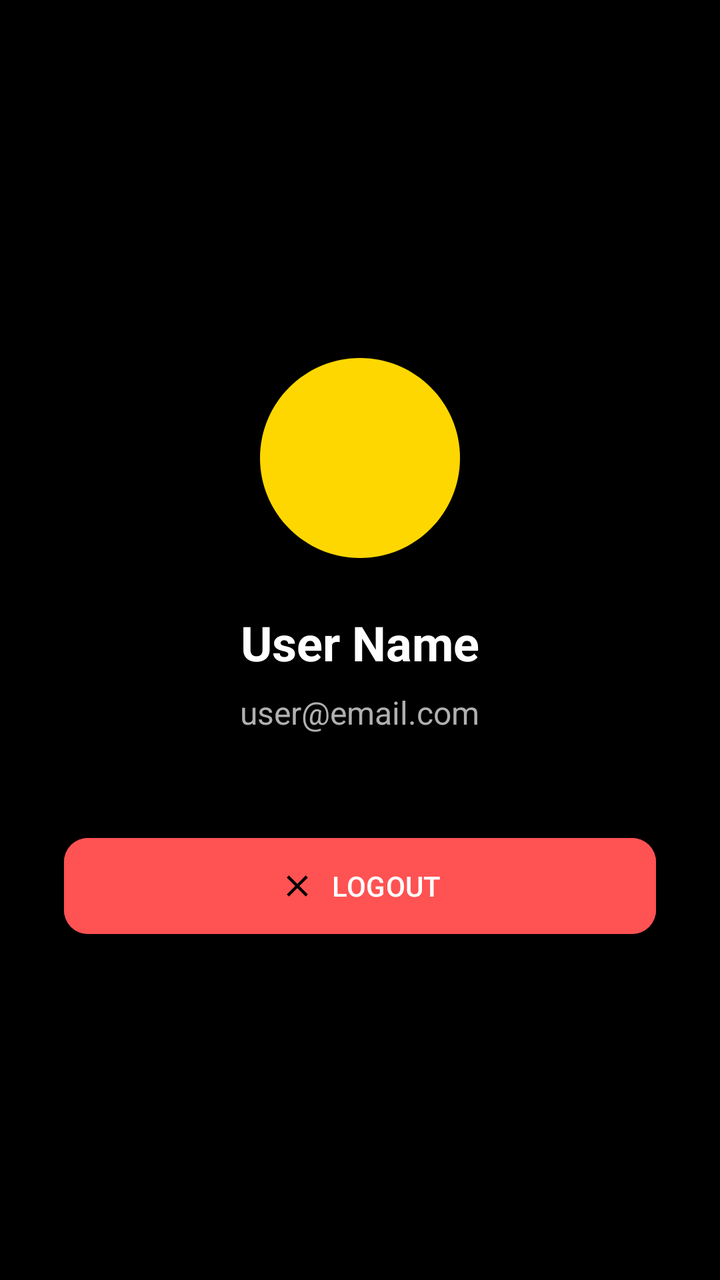
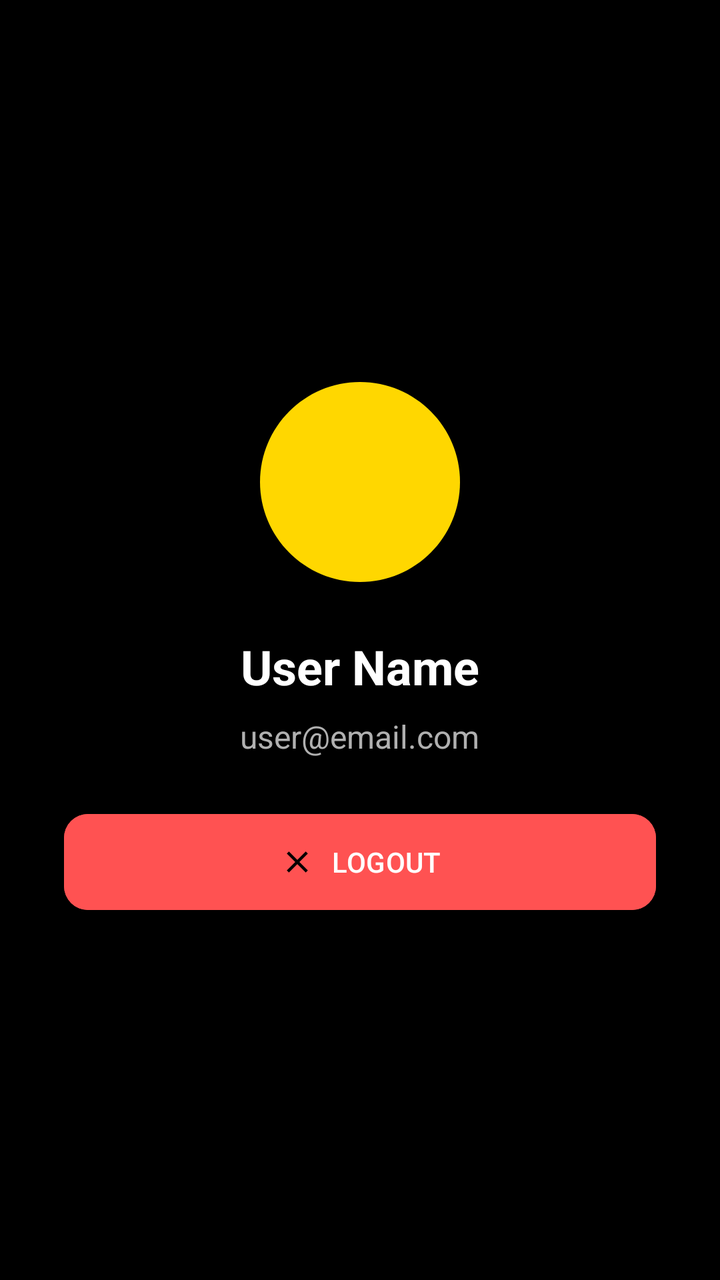

Screens rendered from an Android XML layout before and after an edit, with the pre-edit source and the edit as a unified diff.
<!-- AndroidManifest.xml: application theme Theme.Resilio -->
<!-- res/layout/fragment_profile.xml -->
<?xml version="1.0" encoding="utf-8"?>
<LinearLayout xmlns:android="http://schemas.android.com/apk/res/android"
    xmlns:app="http://schemas.android.com/apk/res-auto"
    android:layout_width="match_parent"
    android:layout_height="match_parent"
    android:background="@color/background_dark"
    android:gravity="center"
    android:orientation="vertical"
    android:padding="32dp">

    <ImageView
        android:layout_width="120dp"
        android:layout_height="120dp"
        android:src="@drawable/ic_nav_placeholder"
        app:tint="@color/gold_accent"
        android:layout_marginBottom="16dp"/>

    <TextView
        android:id="@+id/tvProfileName"
        android:layout_width="wrap_content"
        android:layout_height="wrap_content"
        android:text="User Name"
        android:textColor="@color/text_primary"
        android:textSize="24sp"
        android:textStyle="bold"
        android:layout_marginBottom="8dp"/>

    <TextView
        android:id="@+id/tvProfileEmail"
        android:layout_width="wrap_content"
        android:layout_height="wrap_content"
        android:text="user@email.com"
        android:textColor="@color/text_secondary"
        android:textSize="16sp"
        android:layout_marginBottom="48dp"/>

    <com.google.android.material.button.MaterialButton
        android:id="@+id/btnLogout"
        android:layout_width="match_parent"
        android:layout_height="56dp"
        android:text="LOGOUT"
        android:backgroundTint="#FF5252"
        android:textColor="@color/white"
        app:cornerRadius="12dp"
        app:icon="@drawable/ic_close"
        app:iconGravity="textStart"/>

</LinearLayout>
<!-- resources referenced by this layout -->
<resources>
  <color name="background_dark">#000000</color>
  <color name="gold_accent">#FFD700</color>
  <color name="text_primary">#FFFFFF</color>
  <color name="text_secondary">#B0B0B0</color>
  <color name="white">#FFFFFFFF</color>
  <!-- drawable ic_close (drawable) -->
  <?xml version="1.0" encoding="utf-8"?>
  <vector xmlns:android="http://schemas.android.com/apk/res/android"
      android:width="24dp"
      android:height="24dp"
      android:viewportWidth="24"
      android:viewportHeight="24">
      <path
          android:fillColor="#FF000000"
          android:pathData="M19,6.41L17.59,5 12,10.59 6.41,5 5,6.41 10.59,12 5,17.59 6.41,19 12,13.41 17.59,19 19,17.59 13.41,12z" />
  </vector>
  <!-- drawable ic_nav_placeholder (drawable) -->
  <?xml version="1.0" encoding="utf-8"?>
  <vector xmlns:android="http://schemas.android.com/apk/res/android"
      android:width="24dp"
      android:height="24dp"
      android:viewportWidth="24"
      android:viewportHeight="24">
      <path
          android:fillColor="#FF000000"
          android:pathData="M12,2C6.48,2 2,6.48 2,12s4.48,10 10,10 10,-4.48 10,-10S17.52,2 12,2z" />
  </vector>
  <style name="Theme.Resilio" parent="Base.Theme.Resilio" />
  <style name="Base.Theme.Resilio" parent="Theme.Material3.Dark.NoActionBar">
          
          <item name="colorPrimary">@color/gold_accent</item>
          <item name="colorOnPrimary">@color/background_dark</item>
          <item name="colorSecondary">@color/secondary_blue</item>
          <item name="colorOnSecondary">@color/white</item>
          <item name="colorTertiary">@color/primary_green</item>
          <item name="android:windowBackground">@color/background_dark</item>
          <item name="android:textColorPrimary">@color/text_primary</item>
          <item name="android:textColorSecondary">@color/text_secondary</item>
      </style>
  <color name="secondary_blue">#2196F3</color>
  <color name="primary_green">#4CAF50</color>
</resources>

<!-- the commit's change to res/layout/fragment_profile.xml (unified diff, before → after) -->
@@ -32,7 +32,135 @@
         android:text="user@email.com"
         android:textColor="@color/text_secondary"
         android:textSize="16sp"
-        android:layout_marginBottom="48dp"/>
+        android:layout_marginBottom="24dp"/>
+
+    
+    <LinearLayout
+        android:id="@+id/layoutBdrrmoActions"
+        android:layout_width="match_parent"
+        android:layout_height="wrap_content"
+        android:orientation="vertical"
+        android:visibility="gone"
+        android:layout_marginBottom="24dp">
+
+        <com.google.android.material.button.MaterialButton
+            android:id="@+id/btnSendEmergencyAlert"
+            android:layout_width="match_parent"
+            android:layout_height="56dp"
+            android:text="SEND EMERGENCY ALERT"
+            android:backgroundTint="@color/emergency_red"
+            android:textColor="@color/white"
+            app:cornerRadius="12dp"
+            app:icon="@drawable/ic_alerts"
+            android:layout_marginBottom="12dp"
+            app:iconGravity="textStart"/>
+
+        <com.google.android.material.button.MaterialButton
+            android:id="@+id/btnCreateAnnouncement"
+            android:layout_width="match_parent"
+            android:layout_height="56dp"
+            android:text="CREATE ANNOUNCEMENT"
+            android:backgroundTint="@color/surface_dark"
+            android:textColor="@color/gold_accent"
+            app:strokeColor="@color/gold_accent"
+            app:strokeWidth="1dp"
+            app:cornerRadius="12dp"
+            app:icon="@drawable/ic_preparedness"
+            android:layout_marginBottom="12dp"
+            app:iconGravity="textStart"/>
+
+        <com.google.android.material.button.MaterialButton
+            android:id="@+id/btnViewAnnouncements"
+            android:layout_width="match_parent"
+            android:layout_height="56dp"
+            android:text="VIEW ANNOUNCEMENTS"
+            android:backgroundTint="@color/surface_dark"
+            android:textColor="@color/gold_accent"
+            app:strokeColor="@color/gold_accent"
+            app:strokeWidth="1dp"
+            app:cornerRadius="12dp"
+            app:icon="@drawable/ic_chat"
+            app:iconGravity="textStart"/>
+
+    </LinearLayout>
+
+    
+    <LinearLayout
+        android:id="@+id/layoutChairmanActions"
+        android:layout_width="match_parent"
+        android:layout_height="wrap_content"
+        android:orientation="vertical"
+        android:visibility="gone"
+        android:layout_marginBottom="24dp">
+
+        <com.google.android.material.button.MaterialButton
+            android:id="@+id/btnChairmanSendAlert"
+            android:layout_width="match_parent"
+            android:layout_height="56dp"
+            android:text="SEND EMERGENCY ALERT"
+            android:backgroundTint="@color/emergency_red"
+            android:textColor="@color/white"
+            app:cornerRadius="12dp"
+            app:icon="@drawable/ic_alerts"
+            android:layout_marginBottom="12dp"
+            app:iconGravity="textStart"/>
+
+        <com.google.android.material.button.MaterialButton
+            android:id="@+id/btnChairmanCreateAnnouncement"
+            android:layout_width="match_parent"
+            android:layout_height="56dp"
+            android:text="CREATE ANNOUNCEMENT"
+            android:backgroundTint="@color/surface_dark"
+            android:textColor="@color/gold_accent"
+            app:strokeColor="@color/gold_accent"
+            app:strokeWidth="1dp"
+            app:cornerRadius="12dp"
+            app:icon="@drawable/ic_preparedness"
+            android:layout_marginBottom="12dp"
+            app:iconGravity="textStart"/>
+
+        <com.google.android.material.button.MaterialButton
+            android:id="@+id/btnChairmanViewAnnouncements"
+            android:layout_width="match_parent"
+            android:layout_height="56dp"
+            android:text="VIEW ANNOUNCEMENTS"
+            android:backgroundTint="@color/surface_dark"
+            android:textColor="@color/gold_accent"
+            app:strokeColor="@color/gold_accent"
+            app:strokeWidth="1dp"
+            app:cornerRadius="12dp"
+            app:icon="@drawable/ic_chat"
+            android:layout_marginBottom="12dp"
+            app:iconGravity="textStart"/>
+
+        <com.google.android.material.button.MaterialButton
+            android:id="@+id/btnReportsApproval"
+            android:layout_width="match_parent"
+            android:layout_height="56dp"
+            android:text="REPORTS APPROVAL"
+            android:backgroundTint="@color/surface_dark"
+            android:textColor="@color/gold_accent"
+            app:strokeColor="@color/gold_accent"
+            app:strokeWidth="1dp"
+            app:cornerRadius="12dp"
+            app:icon="@drawable/ic_hotline"
+            android:layout_marginBottom="12dp"
+            app:iconGravity="textStart"/>
+
+        <com.google.android.material.button.MaterialButton
+            android:id="@+id/btnVerifyResidents"
+            android:layout_width="match_parent"
+            android:layout_height="56dp"
+            android:text="VERIFY RESIDENTS"
+            android:backgroundTint="@color/surface_dark"
+            android:textColor="@color/gold_accent"
+            app:strokeColor="@color/gold_accent"
+            app:strokeWidth="1dp"
+            app:cornerRadius="12dp"
+            app:icon="@drawable/ic_nav_placeholder"
+            app:iconGravity="textStart"/>
+
+    </LinearLayout>
 
     <com.google.android.material.button.MaterialButton
         android:id="@+id/btnLogout"
<!-- resource entries referenced after the edit -->
@@ -1,10 +1,33 @@
 <!-- resources referenced by this layout -->
 <resources>
   <color name="background_dark">#000000</color>
+  <color name="emergency_red">#F44336</color>
   <color name="gold_accent">#FFD700</color>
+  <color name="surface_dark">#1E1E1E</color>
   <color name="text_primary">#FFFFFF</color>
   <color name="text_secondary">#B0B0B0</color>
   <color name="white">#FFFFFFFF</color>
+  <!-- drawable ic_alerts (drawable) -->
+  <vector xmlns:android="http://schemas.android.com/apk/res/android"
+      android:width="24dp"
+      android:height="24dp"
+      android:viewportWidth="24"
+      android:viewportHeight="24">
+    <path
+        android:fillColor="#FF000000"
+        android:pathData="M12,22c1.1,0 2,-0.9 2,-2h-4c0,1.1 0.89,2 2,2zM18,16v-5c0,-3.07 -1.64,-5.64 -4.5,-6.32V4c0,-0.83 -0.67,-1.5 -1.5,-1.5s-1.5,0.67 -1.5,1.5v0.68C7.63,5.36 6,7.92 6,11v5l-2,2v1h16v-1l-2,-2z"/>
+  </vector>
+  <!-- drawable ic_chat (drawable) -->
+  <?xml version="1.0" encoding="utf-8"?>
+  <vector xmlns:android="http://schemas.android.com/apk/res/android"
+      android:width="24dp"
+      android:height="24dp"
+      android:viewportWidth="24"
+      android:viewportHeight="24">
+      <path
+          android:fillColor="#FF000000"
+          android:pathData="M20,2H4C2.9,2 2,2.9 2,4v18l4,-4h14c1.1,0 2,-0.9 2,-2V4C22,2.9 21.1,2 20,2zM20,16H6l-2,2V4h16V16z" />
+  </vector>
   <!-- drawable ic_close (drawable) -->
   <?xml version="1.0" encoding="utf-8"?>
   <vector xmlns:android="http://schemas.android.com/apk/res/android"
@@ -16,6 +39,16 @@
           android:fillColor="#FF000000"
           android:pathData="M19,6.41L17.59,5 12,10.59 6.41,5 5,6.41 10.59,12 5,17.59 6.41,19 12,13.41 17.59,19 19,17.59 13.41,12z" />
   </vector>
+  <!-- drawable ic_hotline (drawable) -->
+  <vector xmlns:android="http://schemas.android.com/apk/res/android"
+      android:width="24dp"
+      android:height="24dp"
+      android:viewportWidth="24"
+      android:viewportHeight="24">
+      <path
+          android:fillColor="#FFFFFF"
+          android:pathData="M6.62,10.79c1.44,2.83 3.76,5.14 6.59,6.59l2.2,-2.2c0.27,-0.27 0.67,-0.36 1.02,-0.24 1.12,0.37 2.33,0.57 3.57,0.57 0.55,0 1,0.45 1,1L21,20c0,0.55 -0.45,1 -1,1 -9.39,0 -17,-7.61 -17,-17 0,-0.55 0.45,-1 1,-1h3.5c0.55,0 1,0.45 1,1 0,1.25 0.2,2.45 0.57,3.57 0.11,0.35 0.03,0.74 -0.25,1.02l-2.2,2.2z" />
+  </vector>
   <!-- drawable ic_nav_placeholder (drawable) -->
   <?xml version="1.0" encoding="utf-8"?>
   <vector xmlns:android="http://schemas.android.com/apk/res/android"
@@ -26,6 +59,16 @@
       <path
           android:fillColor="#FF000000"
           android:pathData="M12,2C6.48,2 2,6.48 2,12s4.48,10 10,10 10,-4.48 10,-10S17.52,2 12,2z" />
+  </vector>
+  <!-- drawable ic_preparedness (drawable) -->
+  <vector xmlns:android="http://schemas.android.com/apk/res/android"
+      android:width="24dp"
+      android:height="24dp"
+      android:viewportWidth="24"
+      android:viewportHeight="24">
+      <path
+          android:fillColor="#FFFFFF"
+          android:pathData="M12,2L4.5,20.29L5.21,21L12,18L18.79,21L19.5,20.29L12,2Z" />
   </vector>
   <style name="Theme.Resilio" parent="Base.Theme.Resilio" />
   <style name="Base.Theme.Resilio" parent="Theme.Material3.Dark.NoActionBar">
